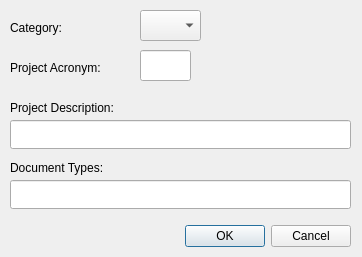
thuswa/subdms, file ui/createproj.ui: the form before one commit.
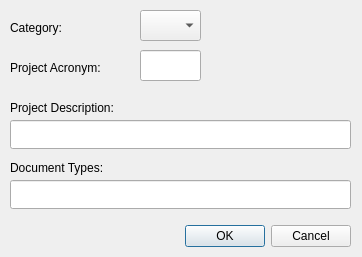
The form after the commit.

Commit message: Extended project acronym field

The edit to the form file:
```diff
--- a/ui/createproj.ui
+++ b/ui/createproj.ui
@@ -55,7 +55,7 @@
     <rect>
      <x>140</x>
      <y>50</y>
-     <width>51</width>
+     <width>61</width>
      <height>31</height>
     </rect>
    </property>
```
